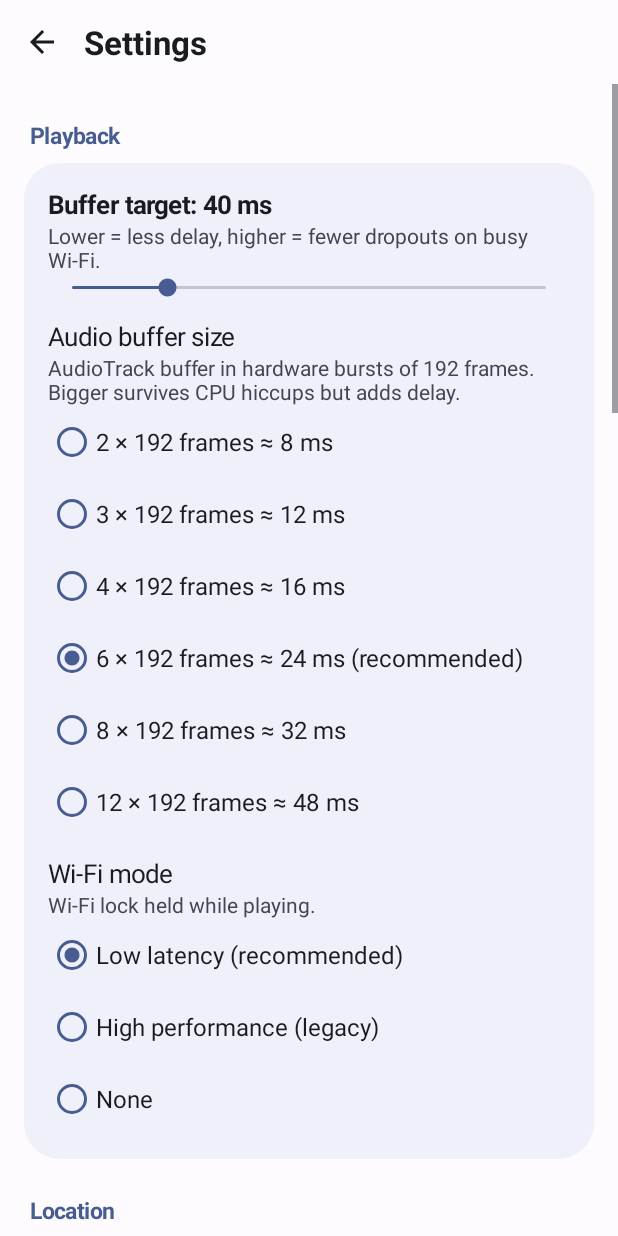
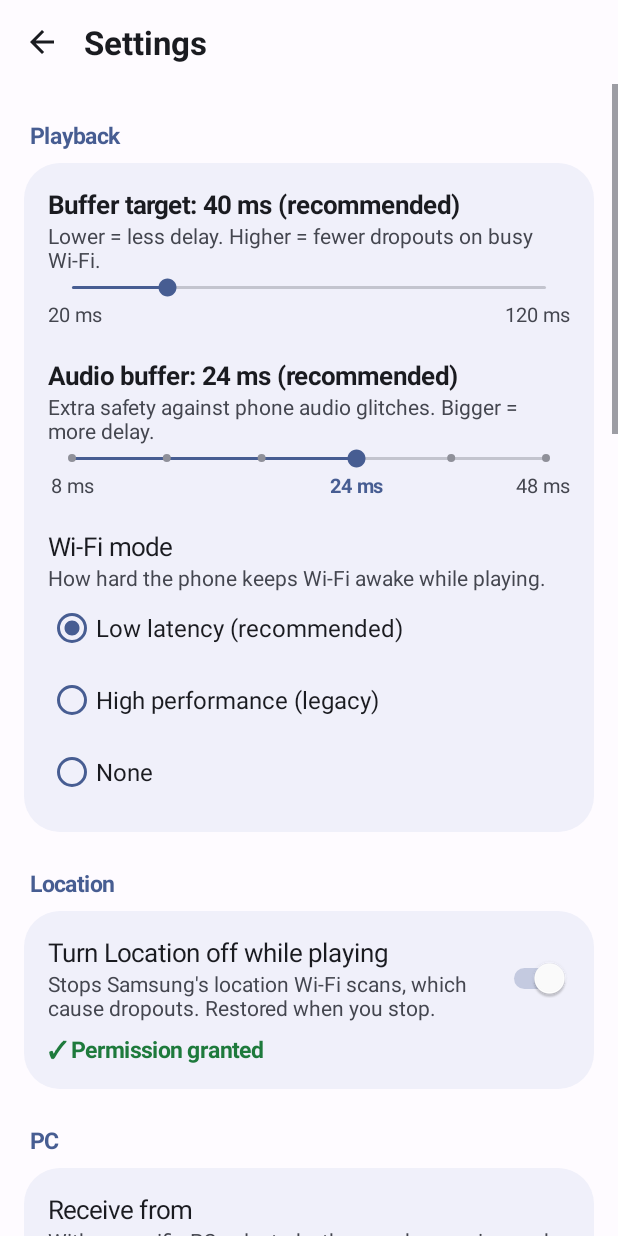
Before and after one commit to signalsandnoises/virtual-coax-cable, an Android app: the screen it shows after launch (SettingsActivity), after a tap on "Settings", on a phone screen of 412 x 824 dp. Run offline under Robolectric (Android 15) with nearby library versions, the phone set to English and light mode, and no system bars.

Commit message:
Polish Android UI from screenshot review; record milestone 4 results
Distinct idle/playing/hiccup button states, centred layout, plain-language
buffer sliders with fixed labels. Tray app + default receiver: 5/5 clean.

Co-Authored-By: Claude Opus 5.5 <noreply@anthropic.com>

```diff
--- a/receiver/app/src/main/kotlin/com/vcx/receiver/MainActivity.kt
+++ b/receiver/app/src/main/kotlin/com/vcx/receiver/MainActivity.kt
@@ -31,6 +31,7 @@ import com.vcx.receiver.core.UiStateMapper
  * stats line and the sending PC. The service owns playback; this screen observes [PlayerHub].
  *
  * Debug builds only: `--es screen settings|tips` opens Settings directly, `--ez demo_playing true`
+ * (or `--ez demo_hiccup true`)
  * shows a fake "Playing" state (for screenshots without a sender).
  */
 class MainActivity : Activity() {
@@ -39,6 +40,7 @@ class MainActivity : Activity() {
         const val EXTRA_AUTOPLAY = "autoplay"
         const val EXTRA_SCREEN = "screen"
         const val EXTRA_DEMO_PLAYING = "demo_playing"
+        const val EXTRA_DEMO_HICCUP = "demo_hiccup"
     }
 
     private lateinit var button: PlayButtonView
@@ -48,6 +50,7 @@ class MainActivity : Activity() {
     private lateinit var hint: TextView
     private val handler = Handler(Looper.getMainLooper())
     private var demo = false
+    private var demoHiccup = false
     private val hubListener = Runnable { render() }
     private val tick = object : Runnable {
         override fun run() { render(); handler.postDelayed(this, 1000) }
@@ -59,7 +62,7 @@ class MainActivity : Activity() {
         androidLocationGuard(this).recoverIfNeeded(streaming = ReceiverService.isStreaming())
 
         val debug = Ui.isDebuggable(this)
-        demo = debug && intent.getBooleanExtra(EXTRA_DEMO_PLAYING, false)
+        readDemo(intent)
         buildUi()
 
         if (savedInstanceState == null) {
@@ -75,9 +78,15 @@ class MainActivity : Activity() {
     override fun onNewIntent(intent: Intent) {
         super.onNewIntent(intent)
         setIntent(intent)
-        if (Ui.isDebuggable(this)) demo = intent.getBooleanExtra(EXTRA_DEMO_PLAYING, false)
+        readDemo(intent)
         handleLaunchExtras(intent)
         render()
+    }
+
+    private fun readDemo(i: Intent) {
+        val debug = Ui.isDebuggable(this)
+        demoHiccup = debug && i.getBooleanExtra(EXTRA_DEMO_HICCUP, false)
+        demo = debug && (i.getBooleanExtra(EXTRA_DEMO_PLAYING, false) || demoHiccup)
     }
 
     private fun handleLaunchExtras(i: Intent) {
@@ -126,11 +135,11 @@ class MainActivity : Activity() {
             addView(stats, LinearLayout.LayoutParams(MATCH_PARENT, WRAP_CONTENT).apply { topMargin = Ui.dp(context, 8f) })
             addView(hint, LinearLayout.LayoutParams(MATCH_PARENT, WRAP_CONTENT).apply { topMargin = Ui.dp(context, 4f) })
         }
-        val buttonBox = FrameLayout(this).apply {
+        val landscape = resources.configuration.orientation == Configuration.ORIENTATION_LANDSCAPE
+        val buttonBox = if (!landscape) null else FrameLayout(this).apply {
             addView(button, FrameLayout.LayoutParams(MATCH_PARENT, MATCH_PARENT))
             setPadding(pad, pad, pad, pad)
         }
-        val landscape = resources.configuration.orientation == Configuration.ORIENTATION_LANDSCAPE
         val root = LinearLayout(this).apply {
             orientation = LinearLayout.VERTICAL
             setPadding(pad, 0, pad, pad)
@@ -139,12 +148,12 @@ class MainActivity : Activity() {
                 addView(LinearLayout(context).apply {
                     orientation = LinearLayout.HORIZONTAL
                     gravity = Gravity.CENTER_VERTICAL
-                    addView(buttonBox, LinearLayout.LayoutParams(0, MATCH_PARENT, 1f))
+                    addView(buttonBox!!, LinearLayout.LayoutParams(0, MATCH_PARENT, 1f))
                     addView(texts, LinearLayout.LayoutParams(0, WRAP_CONTENT, 1f))
                 }, LinearLayout.LayoutParams(MATCH_PARENT, 0, 1f))
             } else {
-                addView(buttonBox, LinearLayout.LayoutParams(MATCH_PARENT, 0, 1f))
-                addView(texts, LinearLayout.LayoutParams(MATCH_PARENT, WRAP_CONTENT).apply { bottomMargin = Ui.dp(context, 24f) })
+                // Button (80 % of the width) + status block, vertically centred as one group.
+                addView(CenteredGroup(context, button, texts), LinearLayout.LayoutParams(MATCH_PARENT, 0, 1f))
             }
         }
         val frame = FrameLayout(this).apply { addView(root) }
@@ -171,7 +180,7 @@ class MainActivity : Activity() {
     }
 
     private fun onToggle() {
-        if (demo) { demo = false; render(); return }
+        if (demo) { demo = false; demoHiccup = false; PlayerHub.addListener(hubListener); render(); return }
         val playing = PlayerHub.latest?.running == true || ReceiverService.isStreaming()
         ReceiverService.send(this, if (playing) ReceiverService.ACTION_STOP else ReceiverService.ACTION_START)
     }
@@ -186,7 +195,8 @@ class MainActivity : Activity() {
         val h = StatsHistory()
         val base = EngineSnapshot(true, true, 24_000, 0, 0, 0, 41.0, 40, "10.0.0.223", "DESKTOP-RC3RE47")
         h.add(base)
-        val now = base.copy(received = 24_400)
+        val hiccup = if (demoHiccup) 12L else 0L
+        val now = base.copy(received = 24_400, lost = hiccup, late = hiccup, concealed = hiccup, bufferMs = if (demoHiccup) 18.0 else 41.0)
         h.add(now)
         return UiStateMapper.map(now, h, wifiConnected = true, idleTargetMs = 40)
     }
@@ -195,12 +205,13 @@ class MainActivity : Activity() {
         val settings = SettingsRepo.load(this)
         val ui = if (demo) demoState() else UiStateMapper.map(PlayerHub.latest, PlayerHub.history, wifiConnected(), settings.targetMs)
         button.playing = ui.showPause
-        button.ringColor = Ui.color(this, when (ui.status) {
-            PlayStatus.PLAYING -> R.color.vcx_ok
-            PlayStatus.HICCUP -> R.color.vcx_hiccup
-            PlayStatus.NO_WIFI -> R.color.vcx_warn
-            else -> R.color.vcx_primary_container
-        })
+        button.look = when (ui.status) {
+            PlayStatus.IDLE -> PlayButtonView.Look.IDLE
+            PlayStatus.WAITING -> PlayButtonView.Look.WAITING
+            PlayStatus.PLAYING -> PlayButtonView.Look.PLAYING
+            PlayStatus.HICCUP -> PlayButtonView.Look.HICCUP
+            PlayStatus.NO_WIFI -> PlayButtonView.Look.WARN
+        }
         status.text = ui.title
         status.setTextColor(Ui.color(this, if (ui.status == PlayStatus.HICCUP) R.color.vcx_hiccup else R.color.vcx_on_surface))
         source.text = ui.source
--- a/receiver/app/src/main/kotlin/com/vcx/receiver/SettingsActivity.kt
+++ b/receiver/app/src/main/kotlin/com/vcx/receiver/SettingsActivity.kt
@@ -33,6 +33,8 @@ class SettingsActivity : Activity() {
 
     companion object {
         const val EXTRA_SCROLL_TO = "scroll_to"
+        private const val RECOMMENDED_TARGET = 40
+        private const val RECOMMENDED_BURSTS = 6
     }
 
     private lateinit var content: LinearLayout
@@ -166,44 +168,113 @@ class SettingsActivity : Activity() {
         getSystemService(AudioManager::class.java).getProperty(AudioManager.PROPERTY_OUTPUT_FRAMES_PER_BUFFER)?.toIntOrNull()
             ?.takeIf { it > 0 } ?: 192
 
-    private fun playbackSection() {
-        val card = section("Playback")
-        val value = Ui.text(this, "", 17f, bold = true)
-        fun show(ms: Int) { value.text = "Buffer target: $ms ms" }
-        show(s.targetMs)
-        card.addView(value)
-        card.addView(Ui.text(this, "Lower = less delay, higher = fewer dropouts on busy Wi-Fi.", 14f, R.color.vcx_on_surface_variant))
-        val steps = (ReceiverSettings.TARGET_MAX - ReceiverSettings.TARGET_MIN) / 5
-        card.addView(SeekBar(this).apply {
-            max = steps
-            progress = (s.targetMs - ReceiverSettings.TARGET_MIN) / 5
+    /**
+     * Labels under a SeekBar at fractions of its track. Positioned in the row's own onLayout, when the
+     * row and the labels have their real widths (the row is as wide as the SeekBar above it).
+     */
+    private fun tickLabels(seek: SeekBar, labels: List<Pair<Float, String>>, boldIndex: Int = -1): FrameLayout {
+        val fractions = labels.map { it.first }
+        val row = object : FrameLayout(this) {
+            override fun onLayout(changed: Boolean, l: Int, t: Int, r: Int, b: Int) {
+                super.onLayout(changed, l, t, r, b)
+                val w = r - l
+                val track = w - seek.paddingStart - seek.paddingEnd
+                for (i in 0 until childCount) {
+                    val tv = getChildAt(i)
+                    val x = seek.paddingStart + fractions[i] * track - tv.width / 2f
+                    tv.translationX = x.coerceIn(0f, (w - tv.width).toFloat().coerceAtLeast(0f))
+                }
+            }
+        }
+        labels.forEachIndexed { i, (_, text) ->
+            row.addView(
+                Ui.text(this, text, 13f, if (i == boldIndex) R.color.vcx_primary else R.color.vcx_on_surface_variant, bold = i == boldIndex),
+                FrameLayout.LayoutParams(WRAP_CONTENT, WRAP_CONTENT),
+            )
+        }
+        return row
+    }
+
+    private fun tintedSeekBar(max: Int, progress: Int) = SeekBar(this).apply {
+        this.max = max
+        this.progress = progress
         progressTintList = ColorStateList.valueOf(Ui.color(context, R.color.vcx_primary))
         thumbTintList = ColorStateList.valueOf(Ui.color(context, R.color.vcx_primary))
         minimumHeight = Ui.dp(context, 48f)
-            setOnSeekBarChangeListener(object : SeekBar.OnSeekBarChangeListener {
-                override fun onProgressChanged(sb: SeekBar, p: Int, fromUser: Boolean) {
-                    val ms = ReceiverSettings.TARGET_MIN + p * 5
-                    show(ms)
-                    if (fromUser) save { it.copy(targetMs = ms) }
     }
+
+    private fun onSeek(f: (Int, Boolean) -> Unit) = object : SeekBar.OnSeekBarChangeListener {
+        override fun onProgressChanged(sb: SeekBar, p: Int, fromUser: Boolean) = f(p, fromUser)
         override fun onStartTrackingTouch(sb: SeekBar) {}
         override fun onStopTrackingTouch(sb: SeekBar) {}
+    }
+
+    private fun bufferMs(bursts: Int) = bursts * burstFrames() * 1000 / 48000
+
+    private fun playbackSection() {
+        val card = section("Playback")
+
+        // Buffer target: 20..120 ms in 5 ms steps, min/max labelled; the title says when it is the recommended 40.
+        val target = Ui.text(this, "", 17f, bold = true)
+        fun showTarget(ms: Int) { target.text = "Buffer target: $ms ms" + if (ms == RECOMMENDED_TARGET) " (recommended)" else "" }
+        showTarget(s.targetMs)
+        card.addView(target)
+        card.addView(Ui.text(this, "Lower = less delay. Higher = fewer dropouts on busy Wi-Fi.", 14f, R.color.vcx_on_surface_variant))
+        val targetBar = tintedSeekBar((ReceiverSettings.TARGET_MAX - ReceiverSettings.TARGET_MIN) / 5, (s.targetMs - ReceiverSettings.TARGET_MIN) / 5)
+        targetBar.setOnSeekBarChangeListener(onSeek { p, fromUser ->
+            val ms = ReceiverSettings.TARGET_MIN + p * 5
+            showTarget(ms)
+            if (fromUser) save { it.copy(targetMs = ms) }
         })
-        }, LinearLayout.LayoutParams(MATCH_PARENT, WRAP_CONTENT))
+        card.addView(targetBar, LinearLayout.LayoutParams(MATCH_PARENT, WRAP_CONTENT))
+        card.addView(
+            tickLabels(
+                targetBar,
+                listOf(
+                    0f to "${ReceiverSettings.TARGET_MIN} ms",
+                    1f to "${ReceiverSettings.TARGET_MAX} ms",
+                ),
+            ),
+            LinearLayout.LayoutParams(MATCH_PARENT, WRAP_CONTENT),
+        )
 
-        gap(card)
-        val burst = burstFrames()
-        label(card, "Audio buffer size", "AudioTrack buffer in hardware bursts of $burst frames. Bigger survives CPU hiccups but adds delay.")
-        radioGroup(
-            card,
-            ReceiverSettings.TRACK_BURST_OPTIONS.map { n ->
-                n.toString() to "$n × $burst frames ≈ ${n * burst * 1000 / 48000} ms" + if (n == 6) " (recommended)" else ""
+        // Audio buffer size: discrete stops labelled in ms.
+        gap(card, 20f)
+        val opts = ReceiverSettings.TRACK_BURST_OPTIONS
+        val audio = Ui.text(this, "", 17f, bold = true)
+        fun showAudio(bursts: Int) {
+            audio.text = "Audio buffer: ${bufferMs(bursts)} ms" + if (bursts == RECOMMENDED_BURSTS) " (recommended)" else ""
+        }
+        val current = opts.indexOf(s.trackBursts).takeIf { it >= 0 } ?: opts.indexOf(RECOMMENDED_BURSTS)
+        showAudio(opts[current])
+        card.addView(audio)
+        card.addView(Ui.text(this, "Extra safety against phone audio glitches. Bigger = more delay.", 14f, R.color.vcx_on_surface_variant))
+        val audioBar = tintedSeekBar(opts.size - 1, current).apply {
+            tickMark = android.graphics.drawable.GradientDrawable().apply {
+                shape = android.graphics.drawable.GradientDrawable.OVAL
+                setColor(Ui.color(context, R.color.vcx_outline))
+                val d = Ui.dp(context, 6f)
+                setSize(d, d)
+            }
+        }
+        audioBar.setOnSeekBarChangeListener(onSeek { p, fromUser ->
+            showAudio(opts[p])
+            if (fromUser) save { it.copy(trackBursts = opts[p]) }
+        })
+        card.addView(audioBar, LinearLayout.LayoutParams(MATCH_PARENT, WRAP_CONTENT))
+        card.addView(
+            tickLabels(
+                audioBar,
+                listOf(0, opts.indexOf(RECOMMENDED_BURSTS), opts.size - 1).map { i ->
+                    i.toFloat() / (opts.size - 1) to "${bufferMs(opts[i])} ms"
                 },
-            s.trackBursts.toString(),
-        ) { v -> save { it.copy(trackBursts = v.toInt()) } }
+                boldIndex = 1,
+            ),
+            LinearLayout.LayoutParams(MATCH_PARENT, WRAP_CONTENT),
+        )
 
-        gap(card)
-        label(card, "Wi-Fi mode", "Wi-Fi lock held while playing.")
+        gap(card, 20f)
+        label(card, "Wi-Fi mode", "How hard the phone keeps Wi-Fi awake while playing.")
         radioGroup(
             card,
             listOf("low_latency" to "Low latency (recommended)", "high_perf" to "High performance (legacy)", "none" to "None"),
@@ -317,6 +388,10 @@ class SettingsActivity : Activity() {
         switchRow(card, "Start-up alignment", "Puts the buffer on target right after start (align).", s.align) { v -> save { it.copy(align = v) } }
         switchRow(card, "Silence trim", "Fixes the buffer during silence (siltrim).", s.silTrim) { v -> save { it.copy(silTrim = v) } }
         gap(card, 8f)
+        card.addView(Ui.text(this, "Audio buffer: ${s.trackBursts} × ${burstFrames()}-frame hardware bursts = ${s.trackBursts * burstFrames()} frames " +
+            "(track_bursts=${s.trackBursts}). Writes are one burst each (write_frames=${if (s.writeFrames == 0) "burst" else s.writeFrames.toString()}).",
+            13f, R.color.vcx_on_surface_variant))
+        gap(card, 8f)
         card.addView(Ui.text(this, "adb START extras (target_ms, track_bursts, wifi_mode, location_off, pc, output_device, steer, align, siltrim, write_frames) override these for one run.", 13f, R.color.vcx_on_surface_variant))
         gap(card, 8f)
         card.addView(Ui.pillButton(this, "Reset to defaults") {
--- a/receiver/app/src/main/kotlin/com/vcx/receiver/Ui.kt
+++ b/receiver/app/src/main/kotlin/com/vcx/receiver/Ui.kt
@@ -74,17 +74,20 @@ object Ui {
 }
 
 /**
- * The giant circular play/pause button. Draws itself (no image assets); the ring color shows the
- * status. Only touches inside the circle count.
+ * The giant circular play/pause button. Draws itself (no image assets). Idle is an outlined neutral
+ * circle; active states are filled with the state colour (blue waiting, green playing, amber hiccup,
+ * red no Wi-Fi) so the state reads from across the room. Only touches inside the circle count.
  */
 class PlayButtonView(context: Context) : View(context) {
+    enum class Look { IDLE, WAITING, PLAYING, HICCUP, WARN }
+
     var playing = false
         set(v) { field = v; contentDescription = if (v) "Pause" else "Play"; invalidate() }
-    var ringColor: Int = Ui.color(context, R.color.vcx_primary_container)
+    var look = Look.IDLE
         set(v) { field = v; invalidate() }
 
-    private val fill = Paint(Paint.ANTI_ALIAS_FLAG).apply { color = Ui.color(context, R.color.vcx_primary) }
-    private val icon = Paint(Paint.ANTI_ALIAS_FLAG).apply { color = Ui.color(context, R.color.vcx_on_primary) }
+    private val fill = Paint(Paint.ANTI_ALIAS_FLAG)
+    private val icon = Paint(Paint.ANTI_ALIAS_FLAG)
     private val ring = Paint(Paint.ANTI_ALIAS_FLAG).apply { style = Paint.Style.STROKE }
     private val path = Path()
 
@@ -92,11 +95,11 @@ class PlayButtonView(context: Context) : View(context) {
         isClickable = true
         isFocusable = true
         contentDescription = "Play"
-        foreground = RippleDrawable(ColorStateList.valueOf(0x40FFFFFF), null, ShapeDrawable(OvalShape()))
+        foreground = RippleDrawable(ColorStateList.valueOf(0x40808080), null, ShapeDrawable(OvalShape()))
         setOnTouchListener { _, e -> e.action == MotionEvent.ACTION_DOWN && !insideCircle(e.x, e.y) }
     }
 
-    private fun radius() = min(width, height) / 2f * 0.92f
+    private fun radius() = min(width, height) / 2f * 0.98f
 
     private fun insideCircle(x: Float, y: Float): Boolean {
         val dx = x - width / 2f; val dy = y - height / 2f
@@ -111,19 +114,36 @@ class PlayButtonView(context: Context) : View(context) {
 
     override fun onLayout(changed: Boolean, l: Int, t: Int, r: Int, b: Int) {
         super.onLayout(changed, l, t, r, b)
-        // Keep the ripple circular and centered.
         val rad = radius().toInt()
         foreground?.setBounds(width / 2 - rad, height / 2 - rad, width / 2 + rad, height / 2 + rad)
     }
 
     override fun onDraw(canvas: Canvas) {
+        val c = context
+        val (fillId, glyphId) = when (look) {
+            Look.IDLE -> R.color.vcx_surface_container to R.color.vcx_on_surface
+            Look.WAITING -> R.color.vcx_primary to R.color.vcx_on_primary
+            Look.PLAYING -> R.color.vcx_btn_ok to R.color.vcx_on_btn_ok
+            Look.HICCUP -> R.color.vcx_btn_hiccup to R.color.vcx_on_btn_hiccup
+            Look.WARN -> R.color.vcx_btn_warn to R.color.vcx_on_btn_warn
+        }
+        fill.color = Ui.color(c, fillId)
+        icon.color = Ui.color(c, glyphId)
         val cx = width / 2f; val cy = height / 2f
         val r = radius()
-        ring.color = ringColor
-        ring.strokeWidth = r * 0.07f
-        canvas.drawCircle(cx, cy, r - ring.strokeWidth / 2, ring)
-        canvas.drawCircle(cx, cy, r * 0.86f, fill)
-        val s = r * 0.34f
+        val stroke = r * 0.045f
+        canvas.drawCircle(cx, cy, r - stroke / 2, fill)
+        if (look == Look.IDLE) {
+            ring.color = Ui.color(c, R.color.vcx_outline)
+            ring.strokeWidth = stroke
+            canvas.drawCircle(cx, cy, r - stroke / 2, ring)
+        } else {
+            // Soft halo inside the edge, same hue, so filled states still have a defined rim.
+            ring.color = (Ui.color(c, glyphId) and 0x00FFFFFF) or 0x33000000
+            ring.strokeWidth = stroke
+            canvas.drawCircle(cx, cy, r - stroke * 1.5f, ring)
+        }
+        val s = r * 0.30f
         if (playing) {
             val w = s * 0.42f; val gap = s * 0.36f; val rr = w * 0.25f
             canvas.drawRoundRect(cx - gap - w, cy - s, cx - gap, cy + s, rr, rr, icon)
@@ -139,3 +159,37 @@ class PlayButtonView(context: Context) : View(context) {
         }
     }
 }
+
+/**
+ * Lays out the play button and the status block as one vertically centred group: the button is a
+ * square of [widthFraction] of the width (shrunk if the group would not fit), then [gapDp], then the
+ * status block.
+ */
+class CenteredGroup(context: Context, private val button: View, private val below: View,
+                    private val widthFraction: Float = 0.8f, gapDp: Float = 24f) : android.view.ViewGroup(context) {
+    private val gap = Ui.dp(context, gapDp)
+
+    init {
+        addView(button)
+        addView(below)
+    }
+
+    override fun onMeasure(widthMeasureSpec: Int, heightMeasureSpec: Int) {
+        val w = MeasureSpec.getSize(widthMeasureSpec)
+        val h = MeasureSpec.getSize(heightMeasureSpec)
+        below.measure(MeasureSpec.makeMeasureSpec(w, MeasureSpec.EXACTLY), MeasureSpec.makeMeasureSpec(h, MeasureSpec.AT_MOST))
+        val size = min((w * widthFraction).toInt(), h - below.measuredHeight - gap).coerceAtLeast(0)
+        button.measure(MeasureSpec.makeMeasureSpec(size, MeasureSpec.EXACTLY), MeasureSpec.makeMeasureSpec(size, MeasureSpec.EXACTLY))
+        setMeasuredDimension(w, h)
+    }
+
+    override fun onLayout(changed: Boolean, l: Int, t: Int, r: Int, b: Int) {
+        val w = r - l; val h = b - t
+        val total = button.measuredHeight + gap + below.measuredHeight
+        val top = ((h - total) / 2).coerceAtLeast(0)
+        val bx = (w - button.measuredWidth) / 2
+        button.layout(bx, top, bx + button.measuredWidth, top + button.measuredHeight)
+        val by = top + button.measuredHeight + gap
+        below.layout(0, by, w, by + below.measuredHeight)
+    }
+}
--- a/receiver/app/src/main/kotlin/com/vcx/receiver/core/UiState.kt
+++ b/receiver/app/src/main/kotlin/com/vcx/receiver/core/UiState.kt
@@ -80,7 +80,7 @@ object UiStateMapper {
         val lostMin = history.delta(60) { it.lost }
         val lateMin = history.delta(60) { it.late }
         val playingStats = String.format(
-            Locale.US, "Buffer %.0f ms · target %d ms · lost %d · late %d /min",
+            Locale.US, "Buffer %.0f ms · target %d ms\nlast min: %d lost, %d late",
             current.bufferMs, current.targetMs, lostMin, lateMin,
         )
         return when {
--- a/receiver/app/src/main/res/values-night/colors.xml
+++ b/receiver/app/src/main/res/values-night/colors.xml
@@ -12,4 +12,10 @@
     <color name="vcx_warn">#F2B8B5</color>
     <color name="vcx_ok">#8BD6A0</color>
     <color name="vcx_hiccup">#FFB95C</color>
+    <color name="vcx_btn_ok">#81C995</color>
+    <color name="vcx_on_btn_ok">#00391A</color>
+    <color name="vcx_btn_hiccup">#FFB95C</color>
+    <color name="vcx_on_btn_hiccup">#2B1700</color>
+    <color name="vcx_btn_warn">#F2B8B5</color>
+    <color name="vcx_on_btn_warn">#601410</color>
 </resources>
--- a/receiver/app/src/main/res/values/colors.xml
+++ b/receiver/app/src/main/res/values/colors.xml
@@ -12,6 +12,13 @@
     <color name="vcx_outline">@android:color/system_neutral2_400</color>
     <color name="vcx_warn">#B3261E</color>
     <color name="vcx_ok">#1E7A3C</color>
-    <color name="vcx_hiccup">#C77700</color>
+    <color name="vcx_hiccup">#9A5800</color>
     <color name="vcx_launcher_bg">#1B3A5C</color>
+    <!-- Big button state fills and their glyph colours (glyph contrast >= 4.5:1). -->
+    <color name="vcx_btn_ok">#2E7D32</color>
+    <color name="vcx_on_btn_ok">#FFFFFF</color>
+    <color name="vcx_btn_hiccup">#F2A500</color>
+    <color name="vcx_on_btn_hiccup">#2B1700</color>
+    <color name="vcx_btn_warn">#B3261E</color>
+    <color name="vcx_on_btn_warn">#FFFFFF</color>
 </resources>
```
Also changed, not shown: 4 other files. Lines whose indentation alone changed are shown as unchanged.
